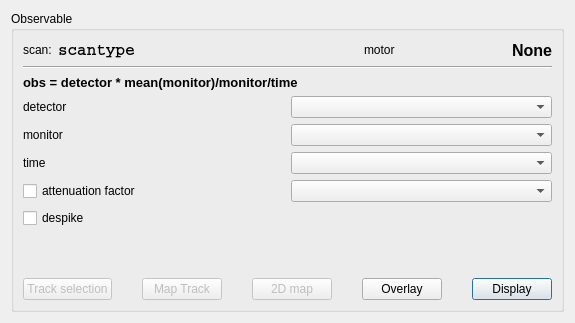
Qt form iintgui/ui/iintobservable.ui (syncope/iint-gui) before a commit.
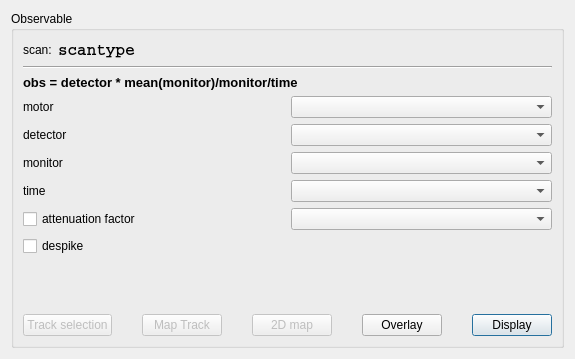
The same form after that commit.

Commit message: + steps towards creating a completely free config: motor choice

```diff
--- a/iintgui/ui/iintobservable.ui
+++ b/iintgui/ui/iintobservable.ui
@@ -7,7 +7,7 @@
     <x>0</x>
     <y>0</y>
     <width>575</width>
-    <height>323</height>
+    <height>359</height>
    </rect>
   </property>
   <property name="windowTitle">
@@ -59,468 +59,6 @@
             </property>
            </spacer>
           </item>
-          <item>
-           <spacer name="horizontalSpacer_2">
-            <property name="orientation">
-             <enum>Qt::Horizontal</enum>
-            </property>
-            <property name="sizeHint" stdset="0">
-             <size>
-              <width>40</width>
-              <height>20</height>
-             </size>
-            </property>
-           </spacer>
-          </item>
-          <item>
-           <widget class="QLabel" name="label_17">
-            <property name="text">
-             <string>motor</string>
-            </property>
-           </widget>
-          </item>
-          <item>
-           <spacer name="horizontalSpacer_13">
-            <property name="orientation">
-             <enum>Qt::Horizontal</enum>
-            </property>
-            <property name="sizeHint" stdset="0">
-             <size>
-              <width>40</width>
-              <height>20</height>
-             </size>
-            </property>
-           </spacer>
-          </item>
-          <item>
-           <widget class="QLabel" name="observableMotorLabel">
-            <property name="palette">
-             <palette>
-              <active>
-               <colorrole role="WindowText">
-                <brush brushstyle="SolidPattern">
-                 <color alpha="255">
-                  <red>0</red>
-                  <green>0</green>
-                  <blue>0</blue>
-                 </color>
-                </brush>
-               </colorrole>
-               <colorrole role="Button">
-                <brush brushstyle="SolidPattern">
-                 <color alpha="255">
-                  <red>0</red>
-                  <green>0</green>
-                  <blue>255</blue>
-                 </color>
-                </brush>
-               </colorrole>
-               <colorrole role="Light">
-                <brush brushstyle="SolidPattern">
-                 <color alpha="255">
-                  <red>127</red>
-                  <green>127</green>
-                  <blue>255</blue>
-                 </color>
-                </brush>
-               </colorrole>
-               <colorrole role="Midlight">
-                <brush brushstyle="SolidPattern">
-                 <color alpha="255">
-                  <red>63</red>
-                  <green>63</green>
-                  <blue>255</blue>
-                 </color>
-                </brush>
-               </colorrole>
-               <colorrole role="Dark">
-                <brush brushstyle="SolidPattern">
-                 <color alpha="255">
-                  <red>0</red>
-                  <green>0</green>
-                  <blue>127</blue>
-                 </color>
-                </brush>
-               </colorrole>
-               <colorrole role="Mid">
-                <brush brushstyle="SolidPattern">
-                 <color alpha="255">
-                  <red>0</red>
-                  <green>0</green>
-                  <blue>170</blue>
-                 </color>
-                </brush>
-               </colorrole>
-               <colorrole role="Text">
-                <brush brushstyle="SolidPattern">
-                 <color alpha="255">
-                  <red>0</red>
-                  <green>0</green>
-                  <blue>0</blue>
-                 </color>
-                </brush>
-               </colorrole>
-               <colorrole role="BrightText">
-                <brush brushstyle="SolidPattern">
-                 <color alpha="255">
-                  <red>255</red>
-                  <green>255</green>
-                  <blue>255</blue>
-                 </color>
-                </brush>
-               </colorrole>
-               <colorrole role="ButtonText">
-                <brush brushstyle="SolidPattern">
-                 <color alpha="255">
-                  <red>0</red>
-                  <green>0</green>
-                  <blue>0</blue>
-                 </color>
-                </brush>
-               </colorrole>
-               <colorrole role="Base">
-                <brush brushstyle="SolidPattern">
-                 <color alpha="255">
-                  <red>255</red>
-                  <green>255</green>
-                  <blue>255</blue>
-                 </color>
-                </brush>
-               </colorrole>
-               <colorrole role="Window">
-                <brush brushstyle="SolidPattern">
-                 <color alpha="255">
-                  <red>0</red>
-                  <green>0</green>
-                  <blue>255</blue>
-                 </color>
-                </brush>
-               </colorrole>
-               <colorrole role="Shadow">
-                <brush brushstyle="SolidPattern">
-                 <color alpha="255">
-                  <red>0</red>
-                  <green>0</green>
-                  <blue>0</blue>
-                 </color>
-                </brush>
-               </colorrole>
-               <colorrole role="AlternateBase">
-                <brush brushstyle="SolidPattern">
-                 <color alpha="255">
-                  <red>127</red>
-                  <green>127</green>
-                  <blue>255</blue>
-                 </color>
-                </brush>
-               </colorrole>
-               <colorrole role="ToolTipBase">
-                <brush brushstyle="SolidPattern">
-                 <color alpha="255">
-                  <red>255</red>
-                  <green>255</green>
-                  <blue>220</blue>
-                 </color>
-                </brush>
-               </colorrole>
-               <colorrole role="ToolTipText">
-                <brush brushstyle="SolidPattern">
-                 <color alpha="255">
-                  <red>0</red>
-                  <green>0</green>
-                  <blue>0</blue>
-                 </color>
-                </brush>
-               </colorrole>
-              </active>
-              <inactive>
-               <colorrole role="WindowText">
-                <brush brushstyle="SolidPattern">
-                 <color alpha="255">
-                  <red>0</red>
-                  <green>0</green>
-                  <blue>0</blue>
-                 </color>
-                </brush>
-               </colorrole>
-               <colorrole role="Button">
-                <brush brushstyle="SolidPattern">
-                 <color alpha="255">
-                  <red>0</red>
-                  <green>0</green>
-                  <blue>255</blue>
-                 </color>
-                </brush>
-               </colorrole>
-               <colorrole role="Light">
-                <brush brushstyle="SolidPattern">
-                 <color alpha="255">
-                  <red>127</red>
-                  <green>127</green>
-                  <blue>255</blue>
-                 </color>
-                </brush>
-               </colorrole>
-               <colorrole role="Midlight">
-                <brush brushstyle="SolidPattern">
-                 <color alpha="255">
-                  <red>63</red>
-                  <green>63</green>
-                  <blue>255</blue>
-                 </color>
-                </brush>
-               </colorrole>
-               <colorrole role="Dark">
-                <brush brushstyle="SolidPattern">
-                 <color alpha="255">
-                  <red>0</red>
-                  <green>0</green>
-                  <blue>127</blue>
-                 </color>
-                </brush>
-               </colorrole>
-               <colorrole role="Mid">
-                <brush brushstyle="SolidPattern">
-                 <color alpha="255">
-                  <red>0</red>
-                  <green>0</green>
-                  <blue>170</blue>
-                 </color>
-                </brush>
-               </colorrole>
-               <colorrole role="Text">
-                <brush brushstyle="SolidPattern">
-                 <color alpha="255">
-                  <red>0</red>
-                  <green>0</green>
-                  <blue>0</blue>
-                 </color>
-                </brush>
-               </colorrole>
-               <colorrole role="BrightText">
-                <brush brushstyle="SolidPattern">
-                 <color alpha="255">
-                  <red>255</red>
-                  <green>255</green>
-                  <blue>255</blue>
-                 </color>
-                </brush>
-               </colorrole>
-               <colorrole role="ButtonText">
-                <brush brushstyle="SolidPattern">
-                 <color alpha="255">
-                  <red>0</red>
-                  <green>0</green>
-                  <blue>0</blue>
-                 </color>
-                </brush>
-               </colorrole>
-               <colorrole role="Base">
-                <brush brushstyle="SolidPattern">
-                 <color alpha="255">
-                  <red>255</red>
-                  <green>255</green>
-                  <blue>255</blue>
-                 </color>
-                </brush>
-               </colorrole>
-               <colorrole role="Window">
-                <brush brushstyle="SolidPattern">
-                 <color alpha="255">
-                  <red>0</red>
-                  <green>0</green>
-                  <blue>255</blue>
-                 </color>
-                </brush>
-               </colorrole>
-               <colorrole role="Shadow">
-                <brush brushstyle="SolidPattern">
-                 <color alpha="255">
-                  <red>0</red>
-                  <green>0</green>
-                  <blue>0</blue>
-                 </color>
-                </brush>
-               </colorrole>
-               <colorrole role="AlternateBase">
-                <brush brushstyle="SolidPattern">
-                 <color alpha="255">
-                  <red>127</red>
-                  <green>127</green>
-                  <blue>255</blue>
-                 </color>
-                </brush>
-               </colorrole>
-               <colorrole role="ToolTipBase">
-                <brush brushstyle="SolidPattern">
-                 <color alpha="255">
-                  <red>255</red>
-                  <green>255</green>
-                  <blue>220</blue>
-                 </color>
-                </brush>
-               </colorrole>
-               <colorrole role="ToolTipText">
-                <brush brushstyle="SolidPattern">
-                 <color alpha="255">
-                  <red>0</red>
-                  <green>0</green>
-                  <blue>0</blue>
-                 </color>
-                </brush>
-               </colorrole>
-              </inactive>
-              <disabled>
-               <colorrole role="WindowText">
-                <brush brushstyle="SolidPattern">
-                 <color alpha="255">
-                  <red>0</red>
-                  <green>0</green>
-                  <blue>127</blue>
-                 </color>
-                </brush>
-               </colorrole>
-               <colorrole role="Button">
-                <brush brushstyle="SolidPattern">
-                 <color alpha="255">
-                  <red>0</red>
-                  <green>0</green>
-                  <blue>255</blue>
-                 </color>
-                </brush>
-               </colorrole>
-               <colorrole role="Light">
-                <brush brushstyle="SolidPattern">
-                 <color alpha="255">
-                  <red>127</red>
-                  <green>127</green>
-                  <blue>255</blue>
-                 </color>
-                </brush>
-               </colorrole>
-               <colorrole role="Midlight">
-                <brush brushstyle="SolidPattern">
-                 <color alpha="255">
-                  <red>63</red>
-                  <green>63</green>
-                  <blue>255</blue>
-                 </color>
-                </brush>
-               </colorrole>
-               <colorrole role="Dark">
-                <brush brushstyle="SolidPattern">
-                 <color alpha="255">
-                  <red>0</red>
-                  <green>0</green>
-                  <blue>127</blue>
-                 </color>
-                </brush>
-               </colorrole>
-               <colorrole role="Mid">
-                <brush brushstyle="SolidPattern">
-                 <color alpha="255">
-                  <red>0</red>
-                  <green>0</green>
-                  <blue>170</blue>
-                 </color>
-                </brush>
-               </colorrole>
-               <colorrole role="Text">
-                <brush brushstyle="SolidPattern">
-                 <color alpha="255">
-                  <red>0</red>
-                  <green>0</green>
-                  <blue>127</blue>
-                 </color>
-                </brush>
-               </colorrole>
-               <colorrole role="BrightText">
-                <brush brushstyle="SolidPattern">
-                 <color alpha="255">
-                  <red>255</red>
-                  <green>255</green>
-                  <blue>255</blue>
-                 </color>
-                </brush>
-               </colorrole>
-               <colorrole role="ButtonText">
-                <brush brushstyle="SolidPattern">
-                 <color alpha="255">
-                  <red>0</red>
-                  <green>0</green>
-                  <blue>127</blue>
-                 </color>
-                </brush>
-               </colorrole>
-               <colorrole role="Base">
-                <brush brushstyle="SolidPattern">
-                 <color alpha="255">
-                  <red>0</red>
-                  <green>0</green>
-                  <blue>255</blue>
-                 </color>
-                </brush>
-               </colorrole>
-               <colorrole role="Window">
-                <brush brushstyle="SolidPattern">
-                 <color alpha="255">
-                  <red>0</red>
-                  <green>0</green>
-                  <blue>255</blue>
-                 </color>
-                </brush>
-               </colorrole>
-               <colorrole role="Shadow">
-                <brush brushstyle="SolidPattern">
-                 <color alpha="255">
-                  <red>0</red>
-                  <green>0</green>
-                  <blue>0</blue>
-                 </color>
-                </brush>
-               </colorrole>
-               <colorrole role="AlternateBase">
-                <brush brushstyle="SolidPattern">
-                 <color alpha="255">
-                  <red>0</red>
-                  <green>0</green>
-                  <blue>255</blue>
-                 </color>
-                </brush>
-               </colorrole>
-               <colorrole role="ToolTipBase">
-                <brush brushstyle="SolidPattern">
-                 <color alpha="255">
-                  <red>255</red>
-                  <green>255</green>
-                  <blue>220</blue>
-                 </color>
-                </brush>
-               </colorrole>
-               <colorrole role="ToolTipText">
-                <brush brushstyle="SolidPattern">
-                 <color alpha="255">
-                  <red>0</red>
-                  <green>0</green>
-                  <blue>0</blue>
-                 </color>
-                </brush>
-               </colorrole>
-              </disabled>
-             </palette>
-            </property>
-            <property name="font">
-             <font>
-              <pointsize>12</pointsize>
-              <weight>75</weight>
-              <bold>true</bold>
-             </font>
-            </property>
-            <property name="text">
-             <string>None</string>
-            </property>
-           </widget>
-          </item>
          </layout>
         </item>
         <item>
@@ -544,6 +82,20 @@
           </property>
          </widget>
         </item>
+        <item>
+         <layout class="QHBoxLayout" name="horizontalLayout_2">
+          <item>
+           <widget class="QLabel" name="label_3">
+            <property name="text">
+             <string>motor</string>
+            </property>
+           </widget>
+          </item>
+          <item>
+           <widget class="QComboBox" name="motorCB"/>
+          </item>
+         </layout>
+        </item>
         <item>
          <layout class="QHBoxLayout" name="horizontalLayout_3">
           <item>
```
The commit also changes 3 other files.
